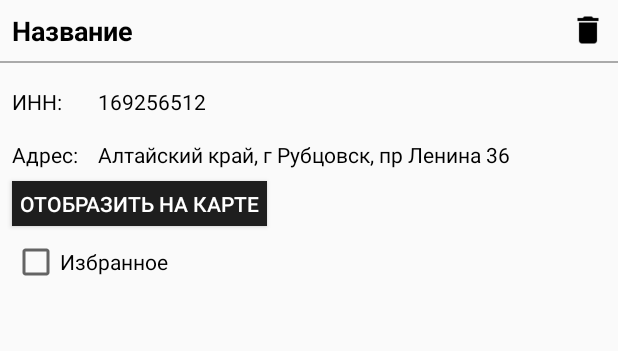
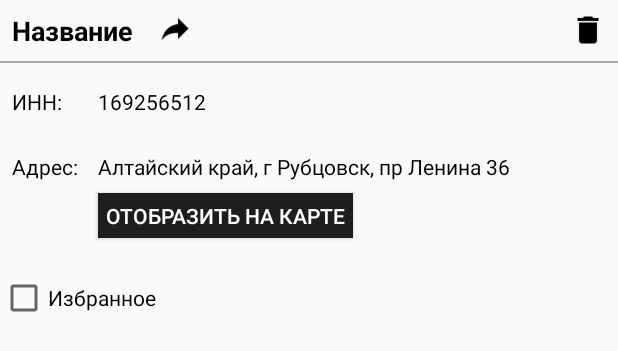
Before and after one commit to vladlaptevrub/Tinkoff_Lab, an Android app: the layout fragment_third.xml on its own in the app's theme, with its tools: preview values and no code run, on a phone screen of 412 x 824 dp. Shown: the top 351 px of the screen. Run offline under Robolectric (Android 15) with nearby library versions, the phone set to English and light mode, and no system bars.

Commit message:
add sharing of the information

```diff
--- a/CPSTool/app/src/main/java/tinkoff/fintech/cpstool/view/MapsActivity.java
+++ b/CPSTool/app/src/main/java/tinkoff/fintech/cpstool/view/MapsActivity.java
@@ -2,6 +2,7 @@ package tinkoff.fintech.cpstool.view;
 
 import android.content.Context;
 import android.content.SharedPreferences;
+import android.content.pm.ActivityInfo;
 import android.graphics.Color;
 import android.location.Address;
 import android.location.Geocoder;
@@ -49,6 +50,7 @@ public class MapsActivity extends FragmentActivity implements
     protected void onCreate(Bundle savedInstanceState) {
         super.onCreate(savedInstanceState);
         setContentView(R.layout.activity_maps);
+        setRequestedOrientation(ActivityInfo.SCREEN_ORIENTATION_PORTRAIT);
 
         mSettings = getSharedPreferences(APP_PREFERENCES, Context.MODE_PRIVATE);
 
--- a/CPSTool/app/src/main/res/layout/fragment_third.xml
+++ b/CPSTool/app/src/main/res/layout/fragment_third.xml
@@ -8,16 +8,14 @@
 
     <TextView
         android:id="@+id/party_title"
-        android:layout_width="0dp"
+        android:layout_width="wrap_content"
         android:layout_height="wrap_content"
-        android:layout_marginEnd="8dp"
         android:layout_marginStart="8dp"
         android:layout_marginTop="8dp"
         android:text="Название"
         android:textColor="@android:color/black"
         android:textSize="18sp"
         android:textStyle="bold"
-        app:layout_constraintEnd_toStartOf="@+id/delete_button"
         app:layout_constraintStart_toStartOf="parent"
         app:layout_constraintTop_toTopOf="parent" />
 
@@ -47,7 +45,7 @@
         android:layout_width="wrap_content"
         android:layout_height="wrap_content"
         android:layout_marginStart="8dp"
-        android:layout_marginTop="16dp"
+        android:layout_marginTop="24dp"
         android:text="Адрес:"
         android:textColor="@android:color/black"
         app:layout_constraintStart_toStartOf="parent"
@@ -69,7 +67,7 @@
         android:layout_width="0dp"
         android:layout_height="wrap_content"
         android:layout_marginEnd="8dp"
-        android:layout_marginTop="16dp"
+        android:layout_marginTop="24dp"
         android:text="Алтайский край, г Рубцовск, пр Ленина 36"
         android:textColor="@android:color/black"
         app:layout_constraintEnd_toEndOf="parent"
@@ -80,8 +78,7 @@
         android:id="@+id/check_favourite"
         android:layout_width="wrap_content"
         android:layout_height="wrap_content"
-        android:layout_marginStart="8dp"
-        android:layout_marginTop="8dp"
+        android:layout_marginTop="24dp"
         android:text="Избранное"
         app:layout_constraintStart_toStartOf="parent"
         app:layout_constraintTop_toBottomOf="@+id/to_map_button" />
@@ -90,12 +87,11 @@
         android:id="@+id/to_map_button"
         android:layout_width="170dp"
         android:layout_height="30dp"
-        android:layout_marginStart="8dp"
         android:layout_marginTop="8dp"
         android:background="@color/colorPrimary"
         android:text="Отобразить на карте"
         android:textColor="@android:color/background_light"
-        app:layout_constraintStart_toStartOf="parent"
+        app:layout_constraintStart_toStartOf="@+id/address_value"
         app:layout_constraintTop_toBottomOf="@+id/address_value" />
 
     <Button
@@ -108,4 +104,14 @@
         app:layout_constraintEnd_toEndOf="parent"
         app:layout_constraintTop_toTopOf="parent" />
 
+    <Button
+        android:id="@+id/shareButton"
+        android:layout_width="24dp"
+        android:layout_height="24dp"
+        android:layout_marginStart="16dp"
+        android:layout_marginTop="8dp"
+        android:background="@drawable/share"
+        app:layout_constraintStart_toEndOf="@+id/party_title"
+        app:layout_constraintTop_toTopOf="parent" />
+
 </android.support.constraint.ConstraintLayout>
```
Also changed, not shown: CPSTool/app/src/main/java/tinkoff/fintech/cpstool/view/MainActivity.java (+12 -1 lines), CPSTool/app/src/main/java/tinkoff/fintech/cpstool/view/ThirdFragment.java (+17 -0 lines), 1 other file.
